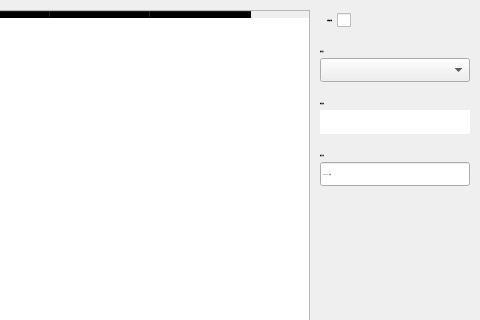
Qt form source/ui/TriggerUi.ui (ChiyukiGana/Quickinput) before a commit; both pictures show x 160 to 640 and y 0 to 320 of the 640 by 440 pixel window.
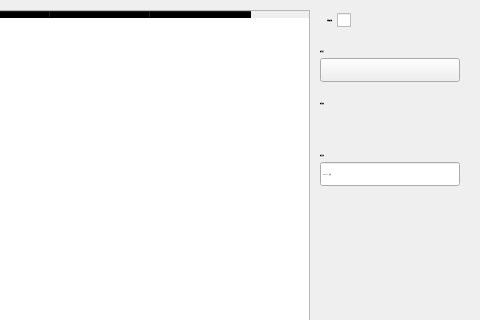
The same form after that commit. Icons and pictures are not drawn. Custom widgets are drawn as their Qt base class.

What changed in the file:
```diff
--- a/source/ui/TriggerUi.ui
+++ b/source/ui/TriggerUi.ui
@@ -259,7 +259,13 @@
               </property>
               <property name="minimumSize">
                <size>
-                <width>0</width>
+                <width>140</width>
+                <height>24</height>
+               </size>
+              </property>
+              <property name="maximumSize">
+               <size>
+                <width>140</width>
                 <height>24</height>
                </size>
               </property>
@@ -280,7 +286,7 @@
 松开：松开触发键执行宏，直到完成对应次数或按下</string>
               </property>
               <property name="styleSheet">
-               <string notr="true"/>
+               <string notr="true">QComboBox{padding-left:58px}QComboBox::drop-down{width:30px;border:none}QComboBox::down-arrow{image:url(:/arrow.png);width:14px;height:14px}</string>
               </property>
              </widget>
             </item>
@@ -328,7 +334,7 @@
               </property>
               <property name="maximumSize">
                <size>
-                <width>16777215</width>
+                <width>140</width>
                 <height>24</height>
                </size>
               </property>
@@ -341,7 +347,7 @@
                </font>
               </property>
               <property name="styleSheet">
-               <string notr="true">background-color:white;font-size:12px;</string>
+               <string notr="true"/>
               </property>
              </widget>
             </item>
@@ -383,7 +389,13 @@
               </property>
               <property name="minimumSize">
                <size>
-                <width>0</width>
+                <width>140</width>
+                <height>24</height>
+               </size>
+              </property>
+              <property name="maximumSize">
+               <size>
+                <width>140</width>
                 <height>24</height>
                </size>
               </property>
```
Left out of the diff: 3 changed lines with no effect on the pictures.
